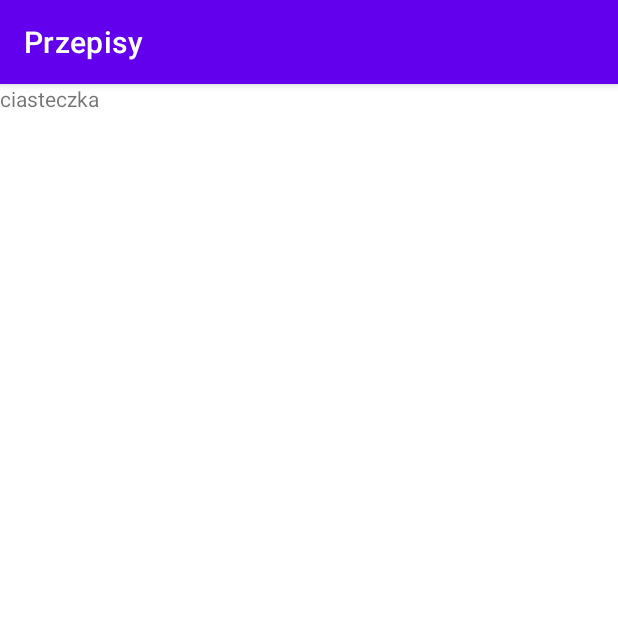
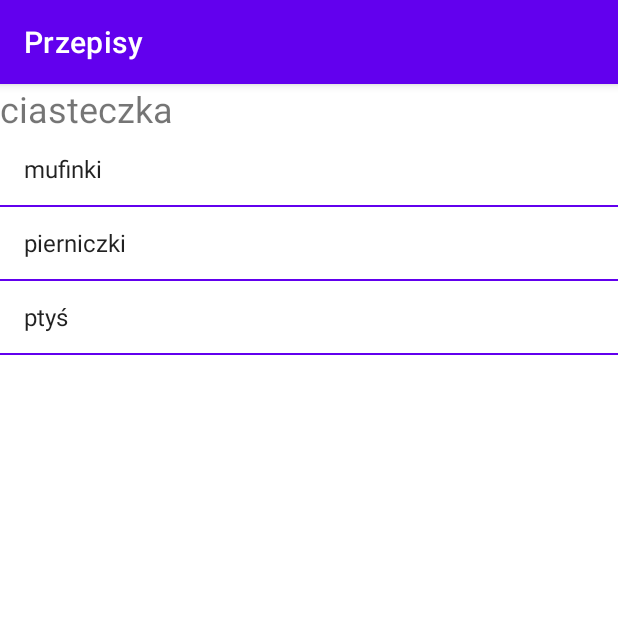
Before and after one commit to markup54/przepisy3A_2023, an Android app: the screen it shows after launch (ListaPrzepisowActivity), after a tap on "ciasteczka", on a phone screen of 412 x 824 dp, the top half of it. Run offline under Robolectric (Android 15) with nearby library versions, the phone set to English and light mode, and no system bars.

Commit message:
lista dynamicznie

```diff
--- a/app/src/main/java/pl/zabrze/zs10/przepisy3a/ListaPrzepisowActivity.java
+++ b/app/src/main/java/pl/zabrze/zs10/przepisy3a/ListaPrzepisowActivity.java
@@ -3,6 +3,8 @@ package pl.zabrze.zs10.przepisy3a;
 import androidx.appcompat.app.AppCompatActivity;
 
 import android.os.Bundle;
+import android.widget.ArrayAdapter;
+import android.widget.ListView;
 import android.widget.TextView;
 
 import java.sql.Array;
@@ -10,6 +12,7 @@ import java.util.ArrayList;
 
 public class ListaPrzepisowActivity extends AppCompatActivity {
     private ArrayList<Przepis> wybranePrzepisy ;
+    private ListView listView;
     @Override
     protected void onCreate(Bundle savedInstanceState) {
         super.onCreate(savedInstanceState);
@@ -20,5 +23,10 @@ public class ListaPrzepisowActivity extends AppCompatActivity {
         textView.setText(kategoria);
         RepozytoriumPrzepisow repozytoriumPrzepisow = new RepozytoriumPrzepisow();
         wybranePrzepisy = repozytoriumPrzepisow.przepisyZKategorii(nr);
+        listView = findViewById(R.id.listView2);
+        ArrayAdapter<Przepis> arrayAdapter = new ArrayAdapter<>(this,
+                android.R.layout.simple_list_item_1,
+                wybranePrzepisy);
+        listView.setAdapter(arrayAdapter);
     }
 }
--- a/app/src/main/java/pl/zabrze/zs10/przepisy3a/Przepis.java
+++ b/app/src/main/java/pl/zabrze/zs10/przepisy3a/Przepis.java
@@ -19,7 +19,10 @@ public class Przepis {
         this.tresc = tresc;
     }
 
-
+    @Override
+    public String toString() {
+        return  nazwa ;
+    }
 
     public String getNazwa() {
         return nazwa;
--- a/app/src/main/res/layout/activity_lista_przepisow.xml
+++ b/app/src/main/res/layout/activity_lista_przepisow.xml
@@ -10,7 +10,19 @@
         android:id="@+id/textView"
         android:layout_width="wrap_content"
         android:layout_height="wrap_content"
+        android:textSize="24sp"
         android:text="Kategoria: tu wstawimy kategorię"
         app:layout_constraintStart_toStartOf="parent"
         app:layout_constraintTop_toTopOf="parent"/>
+
+    <ListView
+        android:id="@+id/listView2"
+        android:layout_width="0dp"
+        android:layout_height="0dp"
+        android:divider="@color/design_default_color_primary"
+        android:dividerHeight="1dp"
+        app:layout_constraintBottom_toBottomOf="parent"
+        app:layout_constraintEnd_toEndOf="parent"
+        app:layout_constraintStart_toStartOf="parent"
+        app:layout_constraintTop_toBottomOf="@+id/textView" />
 </androidx.constraintlayout.widget.ConstraintLayout>
```
